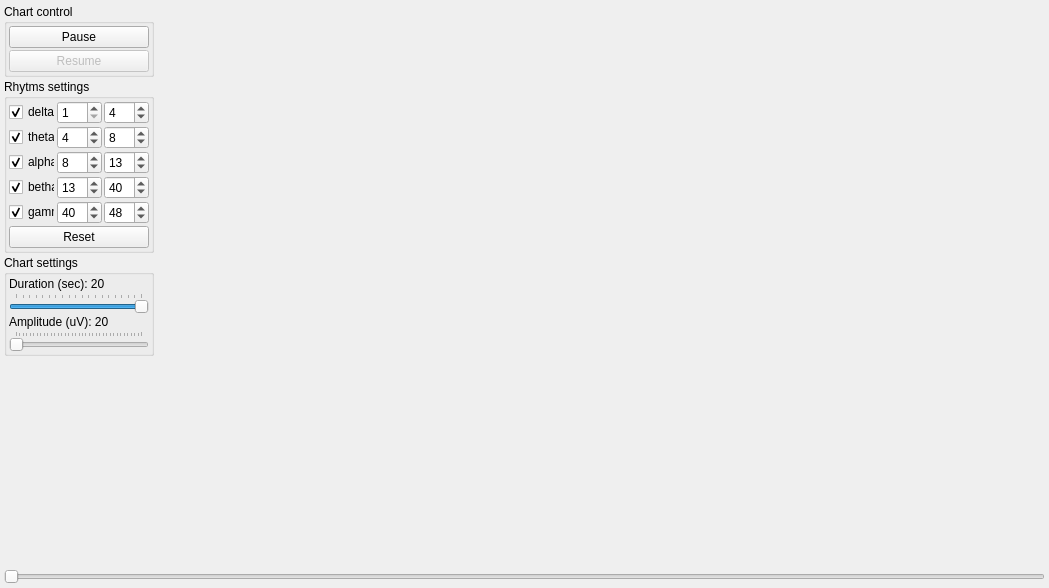
Before: the Qt Designer form UI/rhytmwindow.ui in ZarkSPb/BB_Python, drawn with Qt 5.
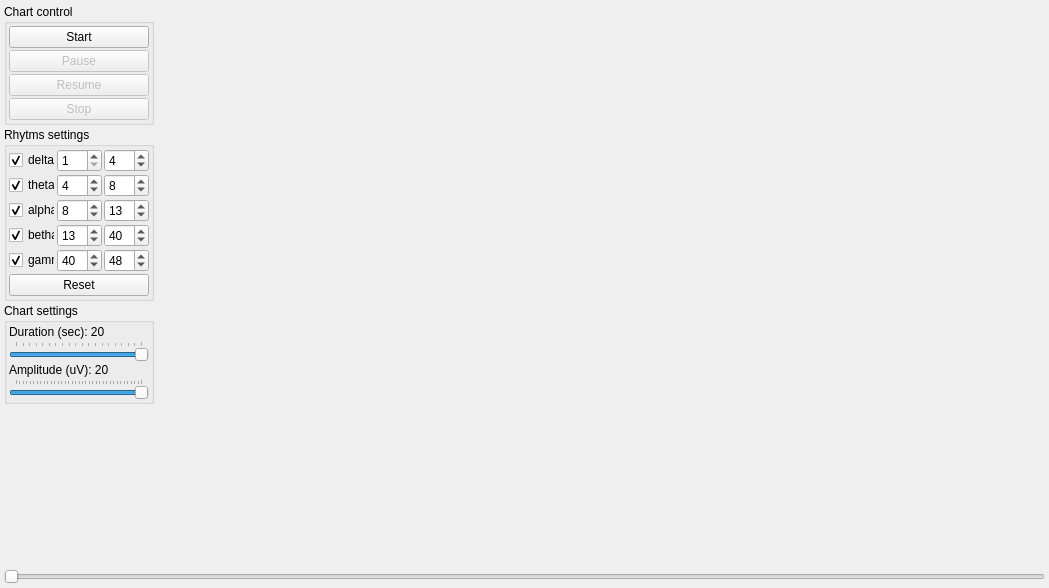
After: the same form once the commit is applied.

```diff
--- a/UI/rhytmwindow.ui
+++ b/UI/rhytmwindow.ui
@@ -83,8 +83,18 @@
          <property name="bottomMargin">
           <number>2</number>
          </property>
+         <item>
+          <widget class="QPushButton" name="ButtonStart">
+           <property name="text">
+            <string>Start</string>
+           </property>
+          </widget>
+         </item>
          <item>
           <widget class="QPushButton" name="ButtonPause">
+           <property name="enabled">
+            <bool>false</bool>
+           </property>
            <property name="text">
             <string>Pause</string>
            </property>
@@ -100,6 +110,16 @@
            </property>
           </widget>
          </item>
+         <item>
+          <widget class="QPushButton" name="ButtonStop">
+           <property name="enabled">
+            <bool>false</bool>
+           </property>
+           <property name="text">
+            <string>Stop</string>
+           </property>
+          </widget>
+         </item>
         </layout>
        </widget>
       </item>
@@ -383,10 +403,10 @@
             <number>5</number>
            </property>
            <property name="pageStep">
-            <number>20</number>
+            <number>5</number>
            </property>
            <property name="value">
-            <number>20</number>
+            <number>200</number>
            </property>
            <property name="orientation">
             <enum>Qt::Horizontal</enum>
```
Left out of the diff: 107 changed lines with no effect on the pictures.
